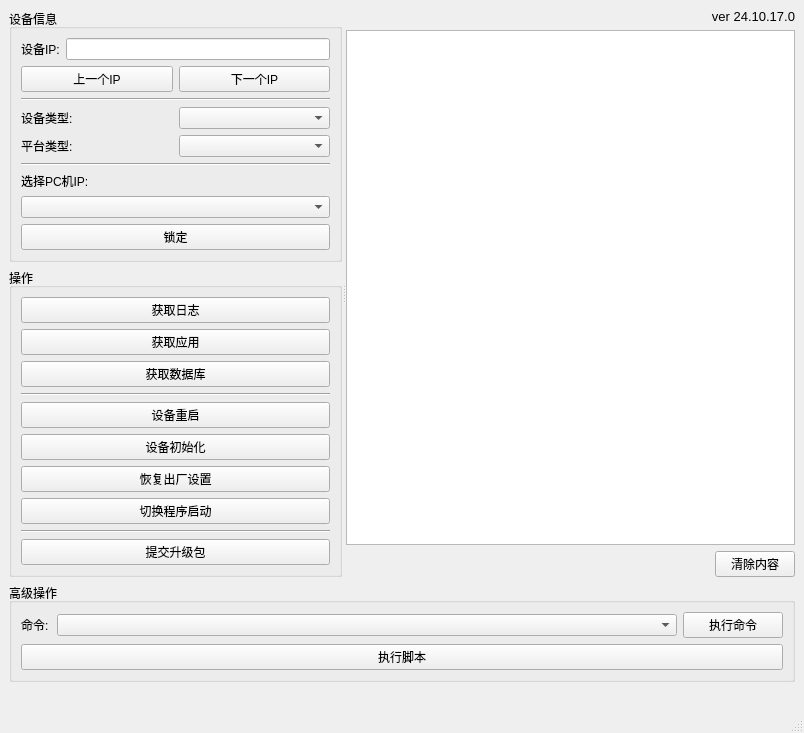
truelv/qt_obj, file WinTools/mainwindow2.ui: the form before one commit.
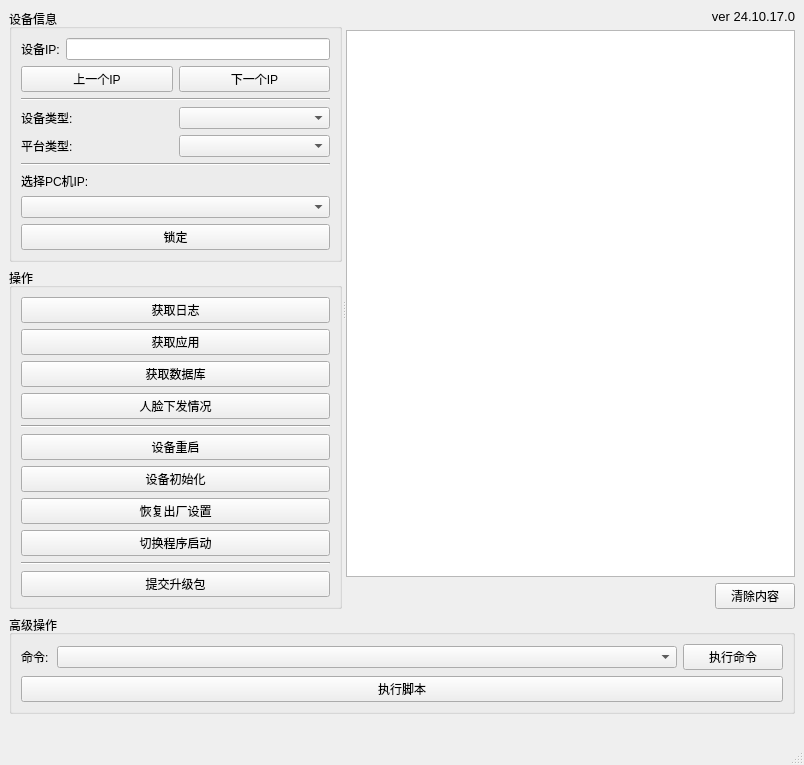
The form after the commit.

Diff of the .ui file:
```diff
--- a/WinTools/mainwindow2.ui
+++ b/WinTools/mainwindow2.ui
@@ -152,6 +152,13 @@
              </property>
             </widget>
            </item>
+           <item>
+            <widget class="QPushButton" name="facelist">
+             <property name="text">
+              <string>人脸下发情况</string>
+             </property>
+            </widget>
+           </item>
            <item>
             <widget class="Line" name="line">
              <property name="orientation">
```
